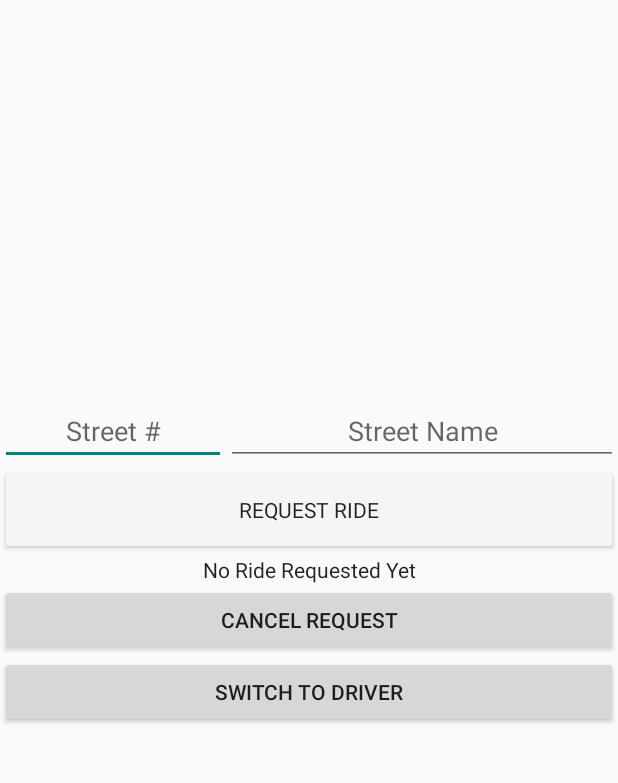
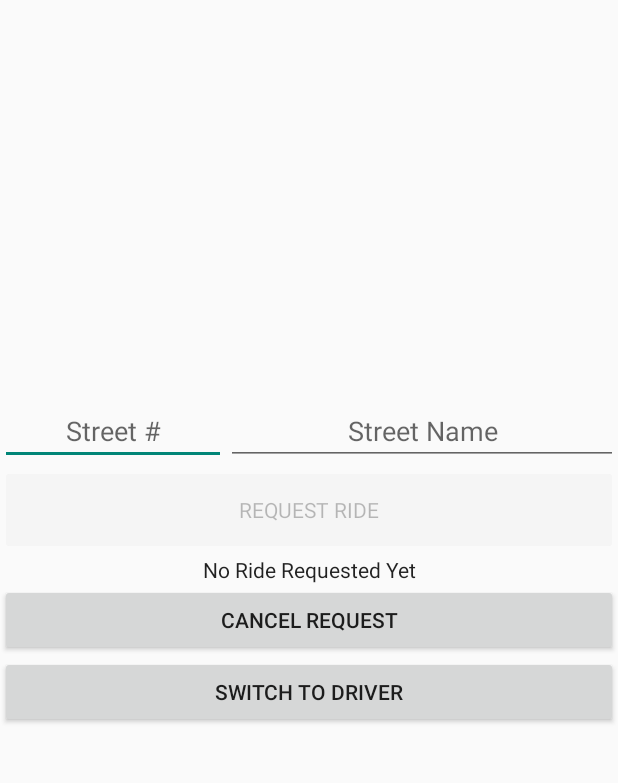
Before and after one commit to tillathahun/Snuber, an Android app: the StudentActivity screen opened directly, with no data from a screen before it, on a phone screen of 412 x 824 dp, the part 137-920 px from its top. Run offline under Robolectric (Android 15) with nearby library versions, the phone set to English and light mode, and no system bars; libraries missing offline, so code that uses them is left out: com.loopj.android, cz.msebera.android.

Commit message:
Added method to check if a user is driver
Allows for transition between driver and student sides for drivers

```diff
--- a/app/src/main/java/com/mylesspencertyler/snuber/activity/StudentActivity.java
+++ b/app/src/main/java/com/mylesspencertyler/snuber/activity/StudentActivity.java
@@ -26,6 +26,7 @@ import android.widget.TextView;
 import android.widget.Toast;
 
 import com.google.android.gms.common.ConnectionResult;
+import com.google.android.gms.common.api.BooleanResult;
 import com.google.android.gms.common.api.GoogleApiClient;
 import com.google.android.gms.location.ActivityRecognition;
 import com.google.android.gms.location.LocationListener;
@@ -41,6 +42,7 @@ import com.google.android.gms.vision.text.Text;
 import com.loopj.android.http.JsonHttpResponseHandler;
 import com.mylesspencertyler.snuber.R;
 import com.mylesspencertyler.snuber.utils.SnuberClient;
+import com.mylesspencertyler.snuber.utils.Utils;
 
 import org.json.JSONException;
 import org.json.JSONObject;
@@ -247,9 +249,11 @@ public class StudentActivity extends AppCompatActivity implements OnMapReadyCall
                 }
             }
         });
-
+        switchActivityButton = (Button)findViewById(R.id.requestButton);
         if(isAlsoDriver()){
             switchActivityButton = (Button)findViewById(R.id.requestButton);
+            switchActivityButton.setEnabled(true);
+            switchActivityButton.setVisibility(View.VISIBLE);
             switchActivityButton.setOnClickListener(new View.OnClickListener() {
                 public void onClick(View v) {
                     // Switch to driver activity
@@ -257,6 +261,10 @@ public class StudentActivity extends AppCompatActivity implements OnMapReadyCall
 
                 }
             });
+        }
+        else {
+            switchActivityButton.setEnabled(false);
+            switchActivityButton.setVisibility(Button.VISIBLE);
         }
         estimatedTimeLine = (TextView) findViewById(R.id.estimatedTimeLine);
         estimatedTimeLine.setText("No Ride Requested Yet");
@@ -282,9 +290,8 @@ public class StudentActivity extends AppCompatActivity implements OnMapReadyCall
                 .setFastestInterval(0)
                 .setSmallestDisplacement(0);
     }
-    /////////////////////////////////////////////////////////////////////////////////////////////CHANGE THIS/////////////////////////////////////////////////////////////////////////////////////////////CHANGE THIS
     protected boolean isAlsoDriver(){
-        return true;
+        return Boolean.valueOf(Utils.readSharedSetting(this, LoginActivity.PREF_USER_IS_DRIVER, "false"));
     }
 
     @Override
```
